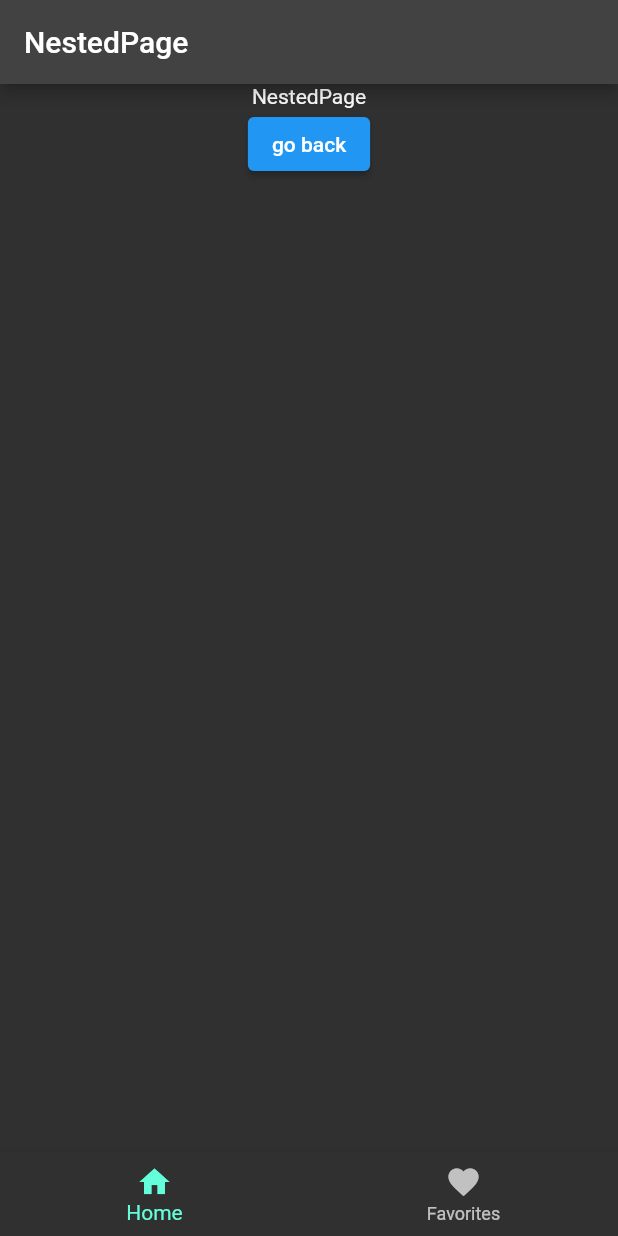
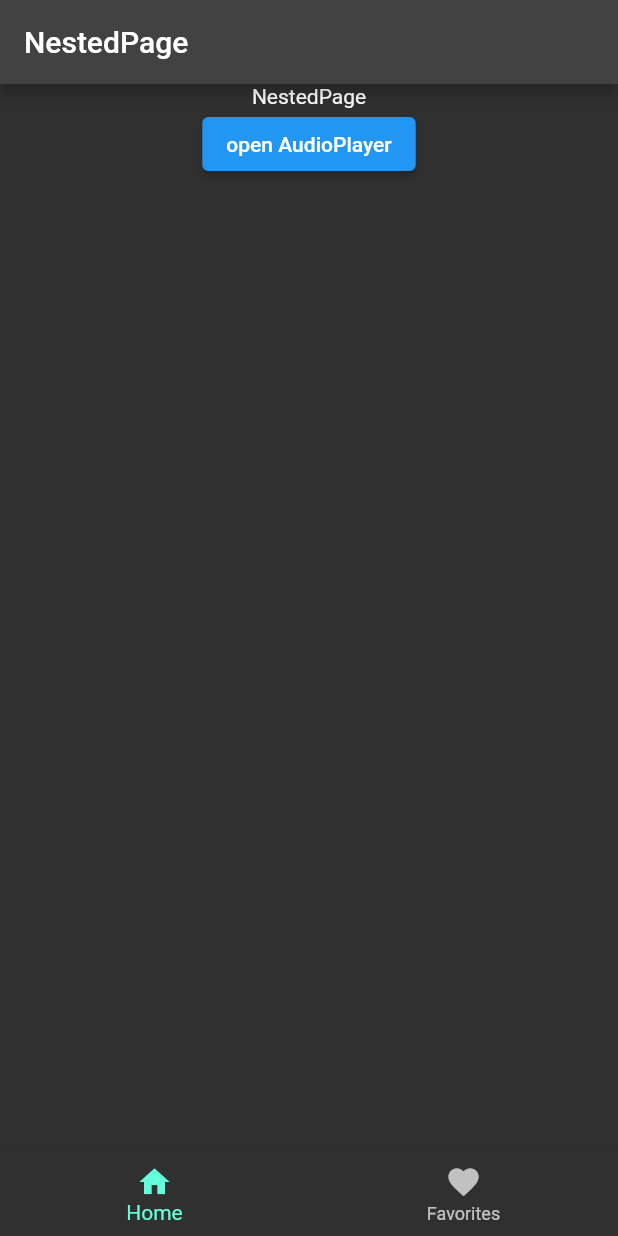
Before and after one commit to simon-hypecast/navigation, a Flutter app: the NestedPage screen opened by its route, on a phone screen of 412 x 824 dp. Run offline on Flutter 3.47's test engine with Material 2 defaults, Android fonts, the phone set to English and light mode, and no system bars; our stand-ins replace auto_route.

Commit message:
added features

```diff
--- /dev/null
+++ b/lib/pages/audio_player.dart
@@ -0,0 +1,11 @@
+import 'package:flutter/material.dart';
+
+class AudioPlayer extends StatelessWidget {
+  const AudioPlayer({Key? key}) : super(key: key);
+
+  @override
+  Widget build(BuildContext context) {
+    return Scaffold(appBar: AppBar(title: const Text("Audio Player")),
+        body: const Center(child: Text("AudioPlayer")));
+  }
+}
--- a/lib/pages/nested_page.dart
+++ b/lib/pages/nested_page.dart
@@ -1,4 +1,6 @@
 import 'package:flutter/material.dart';
+import 'package:auto_route/auto_route.dart';
+import 'package:navigation/routes/router.gr.dart';
 
 class NestedPage extends StatefulWidget {
   const NestedPage({Key? key}) : super(key: key);
@@ -25,10 +27,8 @@ class _NestedPageState extends State<NestedPage> {
             child: Text('NestedPage'),
           ),
           ElevatedButton(
-            onPressed: () {
-              Navigator.pop(context);
-            },
-            child: Text("go back"),
+            onPressed: () => context.router.navigate(const AudioPlayer()),
+            child: Text("open AudioPlayer"),
           )
         ],
       ),
--- a/lib/routes/router.dart
+++ b/lib/routes/router.dart
@@ -1,4 +1,5 @@
 import 'package:auto_route/auto_route.dart';
+import 'package:navigation/pages/audio_player.dart';
 import 'package:navigation/pages/favorite_screen.dart';
 import 'package:navigation/pages/home_page.dart';
 import 'package:navigation/pages/home_screen.dart';
@@ -13,6 +14,8 @@ import 'package:navigation/pages/favorite_page.dart';
   replaceInRouteName: 'Page,Route,Screen',
   routes: <AutoRoute>[
     AutoRoute(name: "LoginPage", page: LoginPage, initial: true),
+    CustomRoute(name: "AudioPlayer", page: AudioPlayer, transitionsBuilder: TransitionsBuilders.slideBottom,
+        durationInMilliseconds: 400),
     AutoRoute(name: "RootPage", page: RootPage, children: [
       favoritePageRoute,
       homePageRoute,
```
Also changed, not shown: lib/routes/router.gr.dart, 1 other file.
